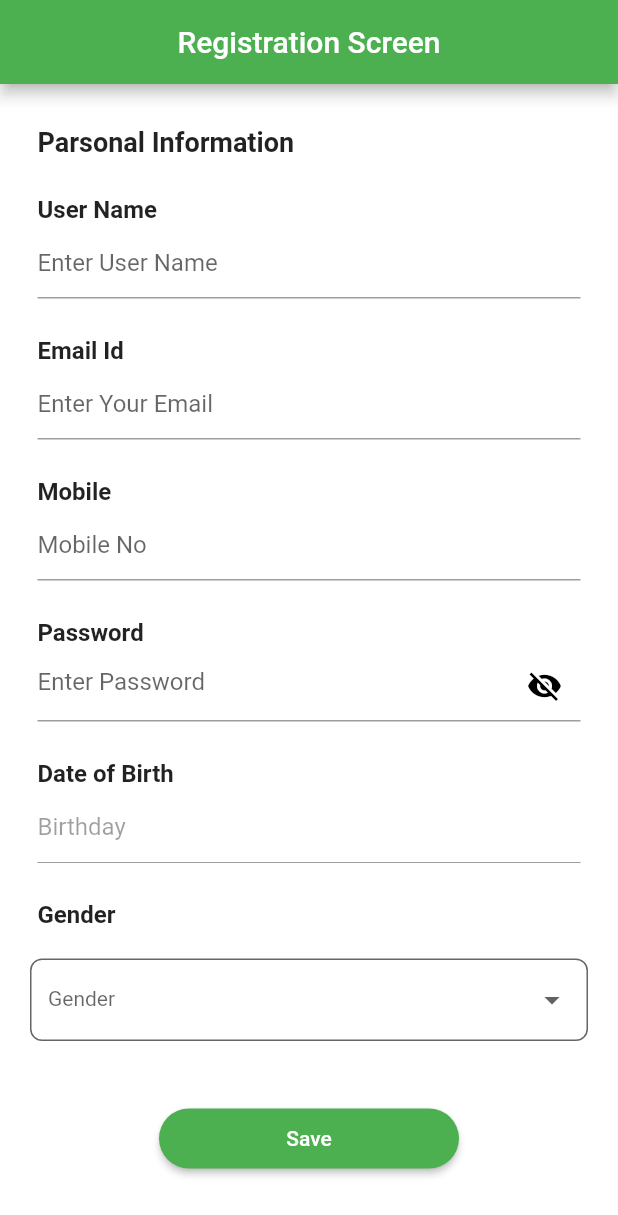
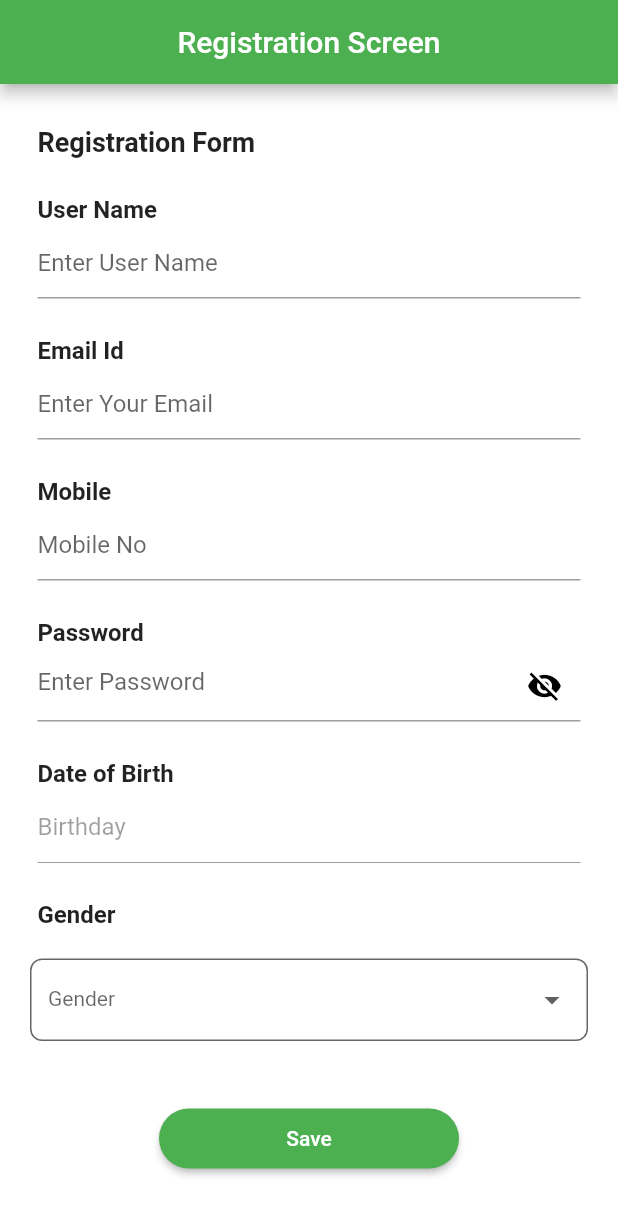
Before and after one commit to govind1615/originatingmotion, a Flutter app: the screen it shows after launch, scrolled down 203 dp, on a phone screen of 412 x 824 dp. Shown: the top 1215 px of the screen. Run offline on Flutter 3.47's test engine with Material 2 defaults, Android fonts, the phone set to English and light mode, and no system bars; our stand-ins replace data_connection_checker, flutter_datetime_picker, image_picker; network calls fail.

Commit message:
Normal Text Change

```diff
--- a/lib/main.dart
+++ b/lib/main.dart
@@ -224,7 +224,7 @@ class _MyHomePageState extends State<MyHomePage> {
                                     mainAxisSize: MainAxisSize.min,
                                     children: <Widget>[
                                       new Text(
-                                        'Parsonal Information',
+                                        'Registration Form',
                                         style: TextStyle(
                                             fontSize: 18.0,
                                             fontWeight: FontWeight.bold),
@@ -440,9 +440,6 @@ class _MyHomePageState extends State<MyHomePage> {
                                     new Flexible(
                                       child: new TextField(
                                           controller: birthday,
-                                          /* autofillHints: [
-                                            AutofillHints.birthday
-                                          ], */
                                           enabled: false,
                                           decoration: InputDecoration(
                                             hintText: "Birthday",
@@ -481,7 +478,6 @@ class _MyHomePageState extends State<MyHomePage> {
                                   style: TextStyle(fontSize: 14),
                                   decoration: InputDecoration(
                                     hintText: "Gender",
-                                    // contentPadding: EdgeInsets.only(bottom: 2, top:5,right: 8, left: 8),
                                     filled: true,
                                     fillColor: Colors.white,
                                     disabledBorder: OutlineInputBorder(
```
